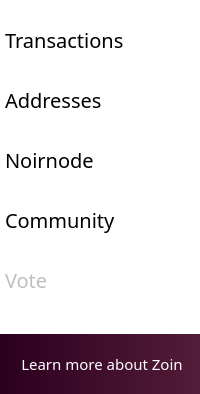
Above: src/qt/forms/menupage.ui from seopub/zoincommunity before the change; both pictures show x 0 to 200 and y 310 to 704 of the 200 by 704 pixel window. Below: the same form after it.
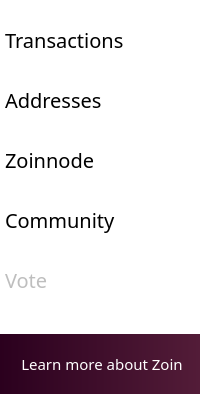
That is the form after the change. Icons and pictures are not drawn.

Patch:
```diff
--- a/src/qt/forms/menupage.ui
+++ b/src/qt/forms/menupage.ui
@@ -827,7 +827,7 @@
 QPushButton:hover{ background-color: rgb(243, 243, 243); }</string>
      </property>
      <property name="text">
-      <string>Noirnode</string>
+      <string>Zoinnode</string>
      </property>
      <property name="icon">
       <iconset resource="../bitcoin.qrc">
```
